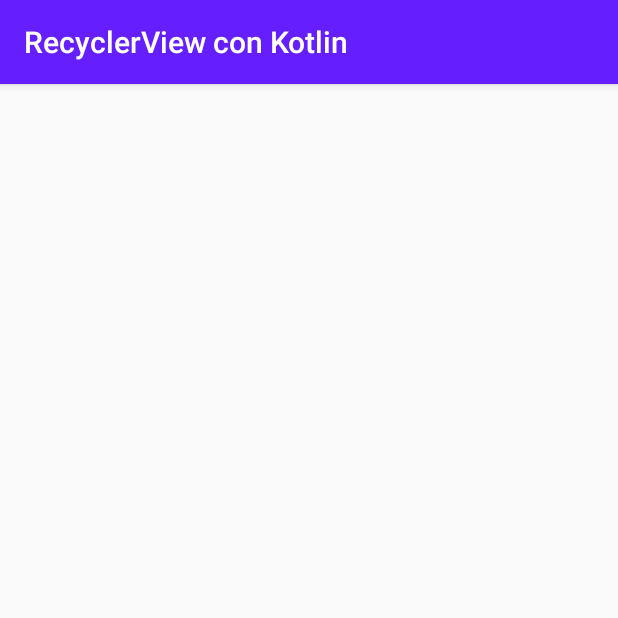
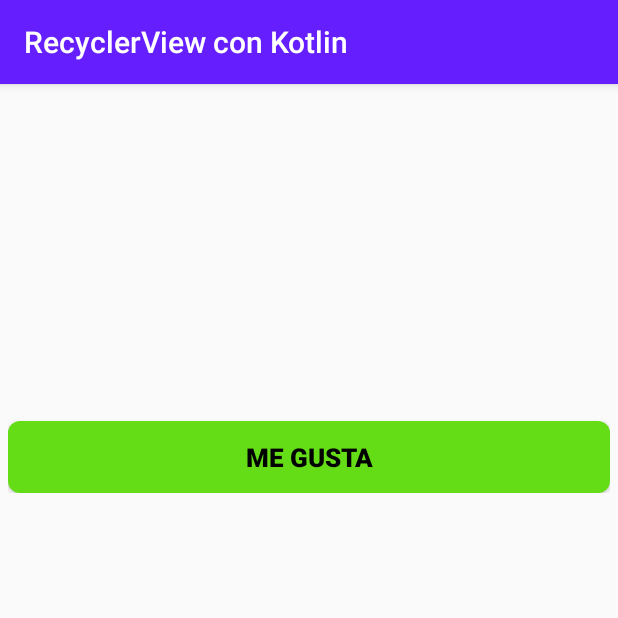
Before and after one commit to ARicardo97/practicas-de-kotlin, an Android app: the PostActivity screen opened directly, with no data from a screen before it, on a phone screen of 412 x 824 dp, the top half of it. Run offline under Robolectric (Android 15) with nearby library versions, the phone set to English and light mode, and no system bars.

Commit message:
se termino la app utilizando recyclerview

```diff
--- /dev/null
+++ b/recyclerview/app/src/main/java/com/example/recyclerview/Constantes.kt
@@ -0,0 +1,9 @@
+package com.example.recyclerview
+
+class Constantes {
+
+    companion object {
+        val FOTO = "foto"  //guardamos el valor en la constante creada
+        val POST = "post"
+    }
+}
--- a/recyclerview/app/src/main/java/com/example/recyclerview/MuroAdapter.kt
+++ b/recyclerview/app/src/main/java/com/example/recyclerview/MuroAdapter.kt
@@ -1,6 +1,7 @@
 package com.example.recyclerview
 
 import android.content.Context
+import android.content.Intent
 import android.view.LayoutInflater
 import android.view.View
 import android.view.ViewGroup
@@ -31,6 +32,14 @@ class MuroAdapter(val muro: ArrayList<Muro>) :RecyclerView.Adapter<MuroAdapter.M
     class MuroViewHolder(itemView: View): RecyclerView.ViewHolder(itemView){
         fun bindMuro(muro1: Muro){
 
+            itemView.setOnClickListener(){
+                val intent = Intent(itemView.context, PostActivity::class.java)
+                //le mandamos los parametros
+                intent.putExtra(Constantes.FOTO, muro1.foto)
+                intent.putExtra(Constantes.POST, muro1.post)
+                itemView.context.startActivity(intent)
+            }
+
             itemView.imv_foto_post.setImageResource(muro1.foto)
             itemView.txt_post.text = muro1.post
             itemView.imv_foto_user.setImageResource(muro1.fotoUser)
--- a/recyclerview/app/src/main/java/com/example/recyclerview/PostActivity.kt
+++ b/recyclerview/app/src/main/java/com/example/recyclerview/PostActivity.kt
@@ -1,12 +1,23 @@
 package com.example.recyclerview
 
+import android.content.Intent
 import androidx.appcompat.app.AppCompatActivity
 import android.os.Bundle
+import kotlinx.android.synthetic.main.activity_post.*
 
 class PostActivity : AppCompatActivity() {
 
     override fun onCreate(savedInstanceState: Bundle?) {
         super.onCreate(savedInstanceState)
         setContentView(R.layout.activity_post)
+
+        //elementos del post Activity
+        post_img.setImageResource(intent.getIntExtra(Constantes.FOTO,0))
+        post_texto.text = intent.getStringExtra(Constantes.POST)
+
+        btn_post.setOnClickListener(){
+            var intent = Intent(btn_post.context, MainActivity::class.java) //regresando al principal
+            btn_post.context.startActivity(intent)
+        }
     }
 }
--- /dev/null
+++ b/recyclerview/app/src/main/res/drawable/ic_notification.xml
@@ -0,0 +1,5 @@
+<vector android:height="24dp" android:tint="#B71C1C"
+    android:viewportHeight="24.0" android:viewportWidth="24.0"
+    android:width="24dp" xmlns:android="http://schemas.android.com/apk/res/android">
+    <path android:fillColor="#FF000000" android:pathData="M7.58,4.08L6.15,2.65C3.75,4.48 2.17,7.3 2.03,10.5h2c0.15,-2.65 1.51,-4.97 3.55,-6.42zM19.97,10.5h2c-0.15,-3.2 -1.73,-6.02 -4.12,-7.85l-1.42,1.43c2.02,1.45 3.39,3.77 3.54,6.42zM18,11c0,-3.07 -1.64,-5.64 -4.5,-6.32L13.5,4c0,-0.83 -0.67,-1.5 -1.5,-1.5s-1.5,0.67 -1.5,1.5v0.68C7.63,5.36 6,7.92 6,11v5l-2,2v1h16v-1l-2,-2v-5zM12,22c0.14,0 0.27,-0.01 0.4,-0.04 0.65,-0.14 1.18,-0.58 1.44,-1.18 0.1,-0.24 0.15,-0.5 0.15,-0.78h-4c0.01,1.1 0.9,2 2.01,2z"/>
+</vector>
--- /dev/null
+++ b/recyclerview/app/src/main/res/drawable/shape.xml
@@ -0,0 +1,9 @@
+<?xml version="1.0" encoding="utf-8"?>
+<shape xmlns:android="http://schemas.android.com/apk/res/android"
+    android:shape="rectangle">
+    <solid android:color="@color/verde" />
+    <corners android:bottomRightRadius="8dp"
+        android:bottomLeftRadius="8dp"
+        android:topRightRadius="8dp"
+        android:topLeftRadius="8dp"/>
+</shape>
--- a/recyclerview/app/src/main/res/layout/activity_post.xml
+++ b/recyclerview/app/src/main/res/layout/activity_post.xml
@@ -1,9 +1,30 @@
 <?xml version="1.0" encoding="utf-8"?>
-<androidx.constraintlayout.widget.ConstraintLayout xmlns:android="http://schemas.android.com/apk/res/android"
-    xmlns:app="http://schemas.android.com/apk/res-auto"
+<LinearLayout xmlns:android="http://schemas.android.com/apk/res/android"
     xmlns:tools="http://schemas.android.com/tools"
     android:layout_width="match_parent"
-    android:layout_height="match_parent"
+    android:layout_height="wrap_content"
+    android:padding="5dp"
+    android:orientation="vertical"
     tools:context=".PostActivity">
 
-</androidx.constraintlayout.widget.ConstraintLayout>
+    <ImageView
+        android:id="@+id/post_img"
+        android:layout_width="match_parent"
+        android:layout_height="200dp"/>
+
+    <TextView
+        android:id="@+id/post_texto"
+        android:layout_width="match_parent"
+        android:layout_height="wrap_content"/>
+
+    <Button
+        android:id="@+id/btn_post"
+        android:background="@drawable/shape"
+        android:text="Me gusta"
+        android:textColor="@android:color/black"
+        android:textSize="17sp"
+        android:textStyle="bold"
+        android:layout_width="match_parent"
+        android:layout_height="wrap_content"/>
+
+</LinearLayout>
--- a/recyclerview/app/src/main/res/values/colors.xml
+++ b/recyclerview/app/src/main/res/values/colors.xml
@@ -3,4 +3,6 @@
     <color name="colorPrimary">#651fff</color>
     <color name="colorPrimaryDark">#0100ca</color>
     <color name="colorAccent">#D81B60</color>
+
+    <color name="verde">#64dd17</color>
 </resources>
```
